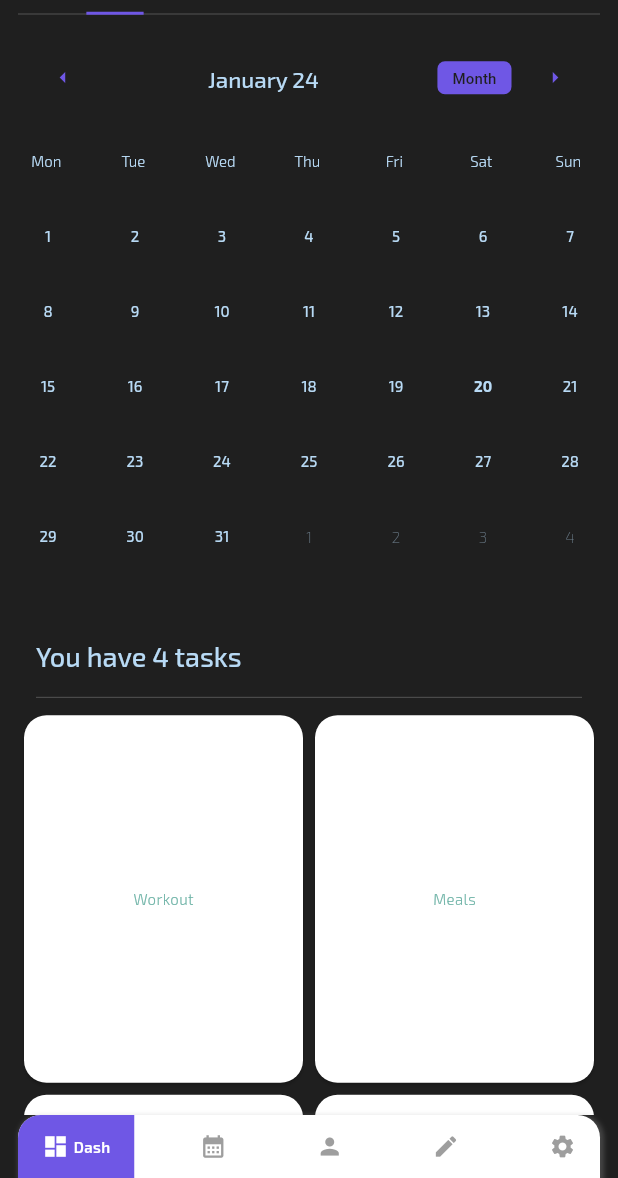
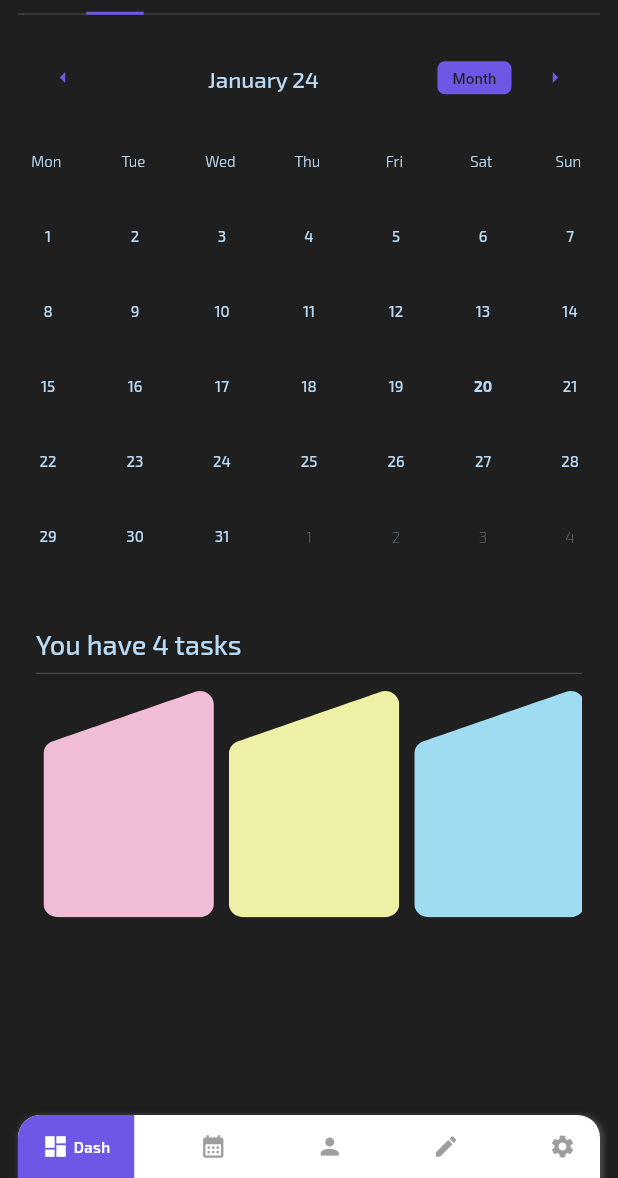
Before and after one commit to RafalSiuta/wego, a Flutter app: the screen it shows after launch, swiped to page 2, on a phone screen of 412 x 824 dp, the part 58-1236 px from its top. Run offline on Flutter 3.47's test engine with Material 3 defaults, Android fonts, the light colour scheme and no system bars; drawn by our look-alikes of google_nav_bar, table_calendar; our stand-ins replace carousel_slider, flutter_staggered_animations, font_awesome_flutter, google_fonts, page_view_indicators, shared_preferences and 1 more.

Commit message:
1.Update UI; 2. build calendar page and lists; 3.update calendar and welcome provider; 4. build new card widgets and update main slider card UI;.

```diff
--- a/lib/model/user_calendar_model/user_calendar_model.dart
+++ b/lib/model/user_calendar_model/user_calendar_model.dart
@@ -1,9 +1,12 @@
 class UserCalendarModel {
 
-  UserCalendarModel({this.title, this.imagePath, this.progressValue});
+  UserCalendarModel({this.title,this.subtitle, this.category, this.imagePath, this.progressValue, this.date});
   String? title;
+  String? subtitle;
+  String? category;
   String? imagePath;
   double? progressValue;
-  late DateTime date;
+  DateTime? date;
+
 
 }
--- a/lib/providers/calendar_provider/calendar_provider.dart
+++ b/lib/providers/calendar_provider/calendar_provider.dart
@@ -32,22 +32,27 @@ class CalendarProvider extends ChangeNotifier {
   Map<DateTime, List<UserCalendarModel>> tasks = {};
   //todo temp dummy data:
   List<UserCalendarModel> _taskList = [
+
     UserCalendarModel(
         title: 'Workout',
+        category: workoutCategory,
         imagePath: 'images/workout_dude.png',
         progressValue: 0.2
     ),
     UserCalendarModel(
         title: 'Meals',
+        category: mealCategory,
         imagePath: 'images/food_1.png',
         progressValue: 0.7),
     UserCalendarModel(
         title: 'Drinks',
-        imagePath: 'images/workout_dude.png',
+        category: drinkCategory,
+        imagePath: 'images/drink_1.png',
         progressValue: 0.8),
     UserCalendarModel(
         title: 'Supplements',
-        imagePath: 'images/workout_dude.png',
+        category: supplementCategory,
+        imagePath: 'images/supl_1.png',
         progressValue: 0.4),
   ];
   CalendarFormat format = CalendarFormat.month;
--- a/lib/providers/welcome_provider/welcome_provider.dart
+++ b/lib/providers/welcome_provider/welcome_provider.dart
@@ -1,8 +1,7 @@
 import 'dart:collection';
-
 import 'package:carousel_slider/carousel_controller.dart';
 import 'package:flutter/material.dart';
-
+import 'package:wego/utils/constans/prefs_keys.dart';
 import '../../model/header_model/header_model.dart';
 import '../../model/user_calendar_model/user_calendar_model.dart';
 
@@ -20,21 +19,32 @@ class WelcomeProvider extends ChangeNotifier{
 
   final List<UserCalendarModel> _userData = [
     UserCalendarModel(
-        title: 'Workout',
+        title: 'Back workout',
+        subtitle: "Exercises",
+        category: workoutCategory,
         imagePath: 'images/workout_dude.png',
         progressValue: 0.2
     ),
     UserCalendarModel(
-        title: 'Meals',
+        title: 'High calories',
+        subtitle: "Meals",
+        category: mealCategory,
         imagePath: 'images/food_1.png',
+        date: DateTime.now(),
         progressValue: 0.7),
     UserCalendarModel(
-        title: 'Drinks',
-        imagePath: 'images/workout_dude.png',
+        title: 'High hydration',
+        subtitle: "Drinks",
+        category: drinkCategory,
+        imagePath: 'images/drink_1.png',
+        date: DateTime.now(),
         progressValue: 0.8),
     UserCalendarModel(
         title: 'Supplements',
-        imagePath: 'images/workout_dude.png',
+        subtitle: "Doses",
+        category: supplementCategory,
+        imagePath: 'images/supl_1.png',
+        date: DateTime.now(),
         progressValue: 0.4),
   ];
 
--- a/lib/themes/theme_light.dart
+++ b/lib/themes/theme_light.dart
@@ -122,6 +122,14 @@ final themeLight = ThemeData(
               color: titleBoxBcgColor,
               fontWeight: FontWeight.bold,
               overflow: TextOverflow.ellipsis)),
+      titleLarge: GoogleFonts.exo2(
+        textStyle: const TextStyle(
+            fontSize: 18,
+            color: baseTextColor ,
+            fontWeight: FontWeight.bold,
+            decoration: TextDecoration.none,
+            overflow: TextOverflow.ellipsis),
+      ),
     ),
     iconButtonTheme: IconButtonThemeData(
         style: ButtonStyle(
--- a/lib/utils/constans/prefs_keys.dart
+++ b/lib/utils/constans/prefs_keys.dart
@@ -13,3 +13,8 @@ const weightOptionValue = 'USER_WEIGHT_COUNT_OPTION';
 const themeMode = "THEME_MODE";
 
 const calendarFormatKey = "CALENDAR_FORMAT";
+
+const workoutCategory = "CALENDAR_WORKOUT_CATEGORY";
+const mealCategory = "CALENDAR_MEAL_CATEGORY";
+const drinkCategory = "CALENDAR_DRINK_CATEGORY";
+const supplementCategory = "CALENDAR_SUPPLEMENT_CATEGORY";
--- /dev/null
+++ b/lib/widgets/cards/small_calendar_card.dart
@@ -0,0 +1,50 @@
+import 'package:flutter/material.dart';
+import 'package:wego/utils/constans/prefs_keys.dart';
+import '../shapes/card_shape.dart';
+
+class SmallCalendarCard extends StatelessWidget {
+  const SmallCalendarCard({this.imagePath = '', required this.title, required this.subtitle, required this.value, this.category, super.key});
+  final String? imagePath;
+  final String? title;
+  final String? subtitle;
+  final double? value;
+  final String? category;
+
+  @override
+  Widget build(BuildContext context) {
+    double fontSize = 12.0;
+    double largeFontSize = 15.0;
+    var bcgColor;
+    if(category == workoutCategory){
+      bcgColor = Color(0xFFF1BCD5);
+    }else if(category == mealCategory){
+      bcgColor = Color(0xFFEDF0A5);
+    }else if(category == drinkCategory){
+      bcgColor = Color(0xFFA0DCF1);
+    }else if(category == supplementCategory){
+      bcgColor = Color(0xFF85DA96);
+    }else {
+      bcgColor = Theme.of(context).colorScheme.surface;
+    }
+    return AspectRatio(
+      aspectRatio: 4.5/6,
+      child: Stack(
+        children: [
+          Container(
+            margin: EdgeInsets.only(left: 5.0, right: 5.0, bottom: 10),
+            child: ClipPath(
+              clipper: CardShape(),
+              child: Container(
+                constraints: BoxConstraints.expand(),
+                decoration: BoxDecoration(
+                  color: bcgColor,
+
+                ),
+              ),
+            ),
+          ),
+        ],
+      ),
+    );
+  }
+}
--- a/lib/widgets/list/task_list.dart
+++ b/lib/widgets/list/task_list.dart
@@ -3,6 +3,9 @@ import 'package:flutter_staggered_animations/flutter_staggered_animations.dart';
 import 'package:provider/provider.dart';
 
 import '../../providers/calendar_provider/calendar_provider.dart';
+import '../cards/fit_card.dart';
+import '../cards/small_calendar_card.dart';
+import '../cards/welcome_card.dart';
 import '../headers/empty_list.dart';
 import '../headers/widget_header.dart';
 
@@ -30,47 +33,96 @@ class TaskList extends StatelessWidget {
               WidgetHeader(
                 title: 'You have ${calendarProvider.taskListCounter} task${calendarProvider.taskListCounter > 1 ? 's' : ""}',
                 fontSize: 18,
-                padding: EdgeInsets.symmetric(vertical: 8.0, horizontal: sidePadding),
+                padding: EdgeInsets.symmetric(vertical: .0, horizontal: sidePadding),
               ),
               Divider(indent: sidePadding, endIndent: sidePadding,),
-              AnimationLimiter(
-                child: GridView.count(
+              Container(
+                margin: EdgeInsets.symmetric(horizontal: sidePadding),
+                height: MediaQuery.of(context).size.height / 5,
+                child: ListView.builder(
+                    scrollDirection: Axis.horizontal,
                     physics: const BouncingScrollPhysics(
                         parent: AlwaysScrollableScrollPhysics()),
-                    scrollDirection:Axis.vertical,
-                    crossAxisSpacing: 0.0,
-                    shrinkWrap: true,
-                    mainAxisSpacing: 0.0,
-                    crossAxisCount: columnCount,
-                    childAspectRatio: 2.3 / 3,
-                    children: List.generate(calendarProvider.taskListCounter, (index) {
-                      final tasks = calendarProvider.taskList[index];
-                      return AnimationConfiguration.staggeredGrid(
-                        columnCount: columnCount,
-                        position: index,
-                        duration: const Duration(milliseconds: 375),
-                        child: ScaleAnimation(
-                          scale: 0.5,
-                          child: FadeInAnimation(
-                              child: Card(
-                                child: Center(
-                                  child: Text('${tasks.title}'),
+                    itemCount: calendarProvider.taskListCounter,
+                    itemBuilder: (context,index){
+                      final data = calendarProvider.taskList[index];
+                      return AnimationLimiter(
+                        child: AnimationConfiguration.staggeredList(
+                          position: index,
+                          child: ScaleAnimation(
+                            scale: 0.5,
+                            child: FadeInAnimation(
+                                child:
+                                SmallCalendarCard(
+                                  title: '${data.title}',
+                                  subtitle: data.subtitle,
+                                  value: data.progressValue,
+                                  imagePath: data.imagePath,
+                                  category: data.category,
+
                                 ),
-                                //todo direct to creator page
-                                // await Navigator.push(
-                                // context,
-                                // CustomPageRoute(
-                                //     child: NoteCreator(
-                                //       newNote: list,
-                                //       editEnable: false,
+                                // AspectRatio(
+                                //   aspectRatio: 1,
+                                //   child: Card(
+                                //     child: Center(
+                                //       child: Text('${data.title}'),
                                 //     ),
-                                //     direction: AxisDirection.up));
-                              )
+                                //     //todo direct to creator page
+                                //     // await Navigator.push(
+                                //     // context,
+                                //     // CustomPageRoute(
+                                //     //     child: NoteCreator(
+                                //     //       newNote: list,
+                                //     //       editEnable: false,
+                                //     //     ),
+                                //     //     direction: AxisDirection.up));
+                                //   ),
+                                // )
+                            ),
                           ),
                         ),
                       );
-                    })),
+
+                    }),
               ),
+              // AnimationLimiter(
+              //   child: GridView.count(
+              //       physics: const BouncingScrollPhysics(
+              //           parent: AlwaysScrollableScrollPhysics()),
+              //       scrollDirection:Axis.vertical,
+              //       crossAxisSpacing: 0.0,
+              //       shrinkWrap: true,
+              //       mainAxisSpacing: 0.0,
+              //       crossAxisCount: columnCount,
+              //       childAspectRatio: 2.3 / 3,
+              //       children: List.generate(calendarProvider.taskListCounter, (index) {
+              //         final tasks = calendarProvider.taskList[index];
+              //         return AnimationConfiguration.staggeredGrid(
+              //           columnCount: columnCount,
+              //           position: index,
+              //           duration: const Duration(milliseconds: 375),
+              //           child: ScaleAnimation(
+              //             scale: 0.5,
+              //             child: FadeInAnimation(
+              //                 child: Card(
+              //                   child: Center(
+              //                     child: Text('${tasks.title}'),
+              //                   ),
+              //                   //todo direct to creator page
+              //                   // await Navigator.push(
+              //                   // context,
+              //                   // CustomPageRoute(
+              //                   //     child: NoteCreator(
+              //                   //       newNote: list,
+              //                   //       editEnable: false,
+              //                   //     ),
+              //                   //     direction: AxisDirection.up));
+              //                 )
+              //             ),
+              //           ),
+              //         );
+              //       })),
+              // ),
             ],
           )
         );
```
Also changed, not shown: lib/screens/welcome_screen/welcome_screen.dart (+6 -2 lines), lib/widgets/cards/welcome_card.dart (+61 -13 lines), images/drink_1.png (added), images/food_1.png, images/supl_1.png (added), images/workout_dude.png.
